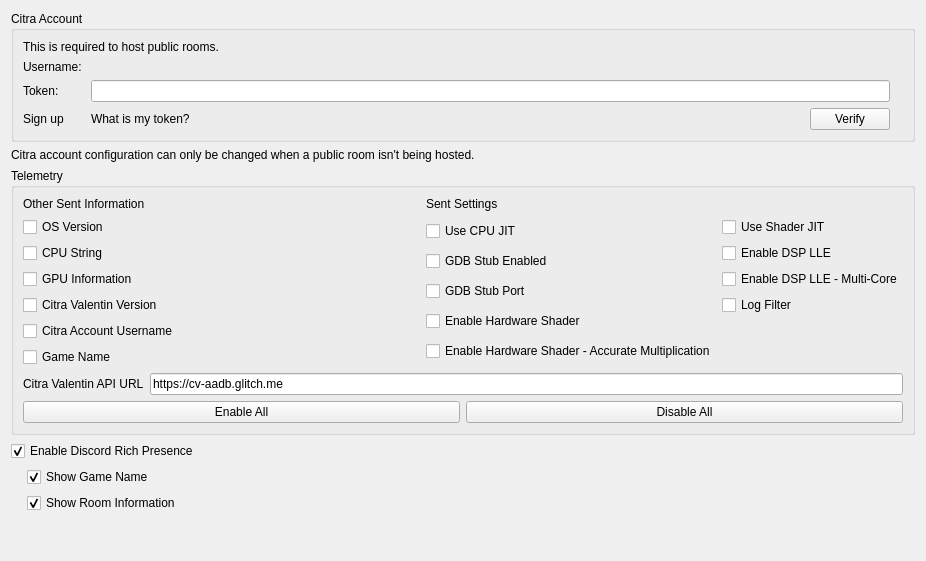
tbsp/citra-valentin, file src/citra_qt/configuration/configure_web.ui: the form before one commit.
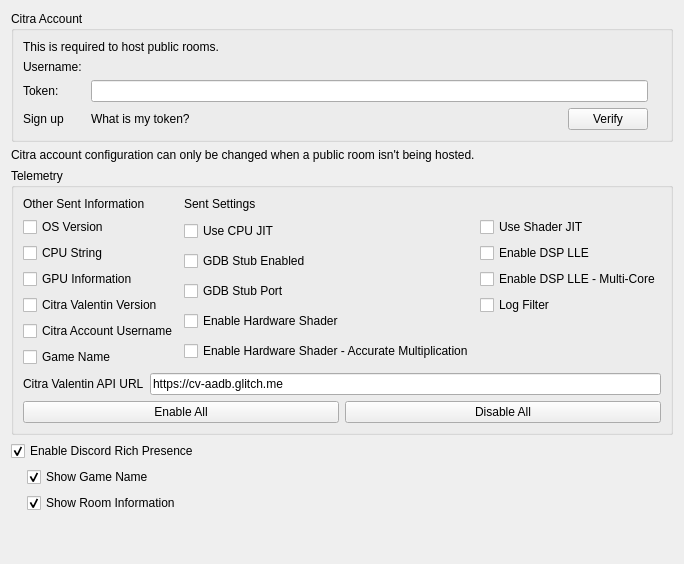
The form after the commit.

```diff
--- a/src/citra_qt/configuration/configure_web.ui
+++ b/src/citra_qt/configuration/configure_web.ui
@@ -2,14 +2,7 @@
 <ui version="4.0">
  <class>ConfigureWeb</class>
  <widget class="QWidget" name="ConfigureWeb">
-  <property name="geometry">
-   <rect>
-    <x>0</x>
-    <y>0</y>
-    <width>926</width>
-    <height>561</height>
-   </rect>
-  </property>
+
   <property name="windowTitle">
    <string>Form</string>
   </property>
```
